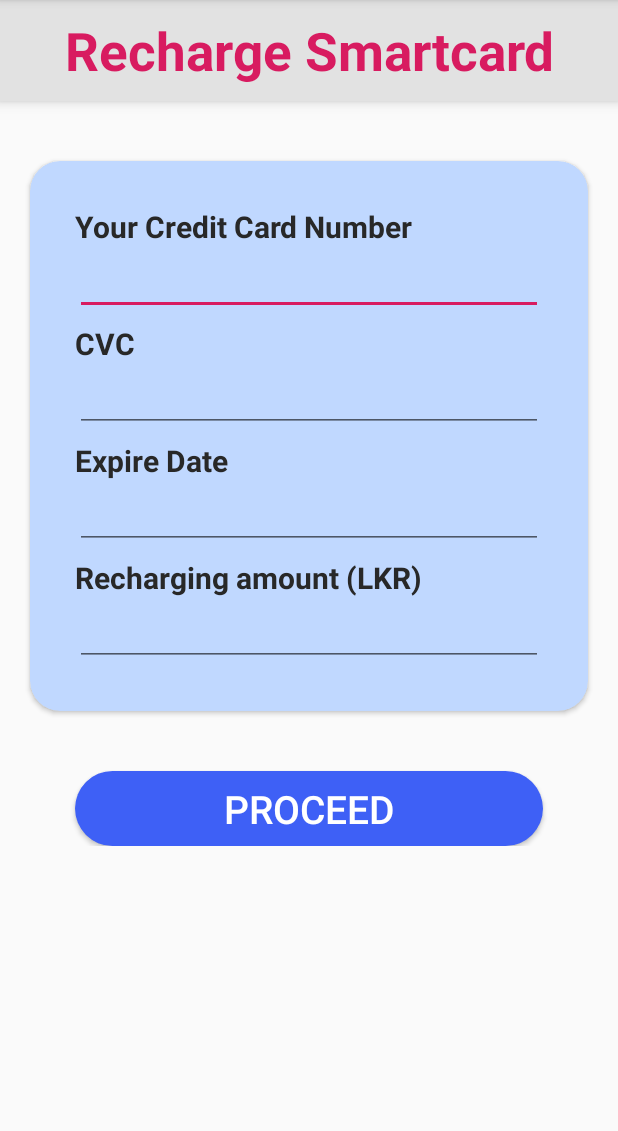
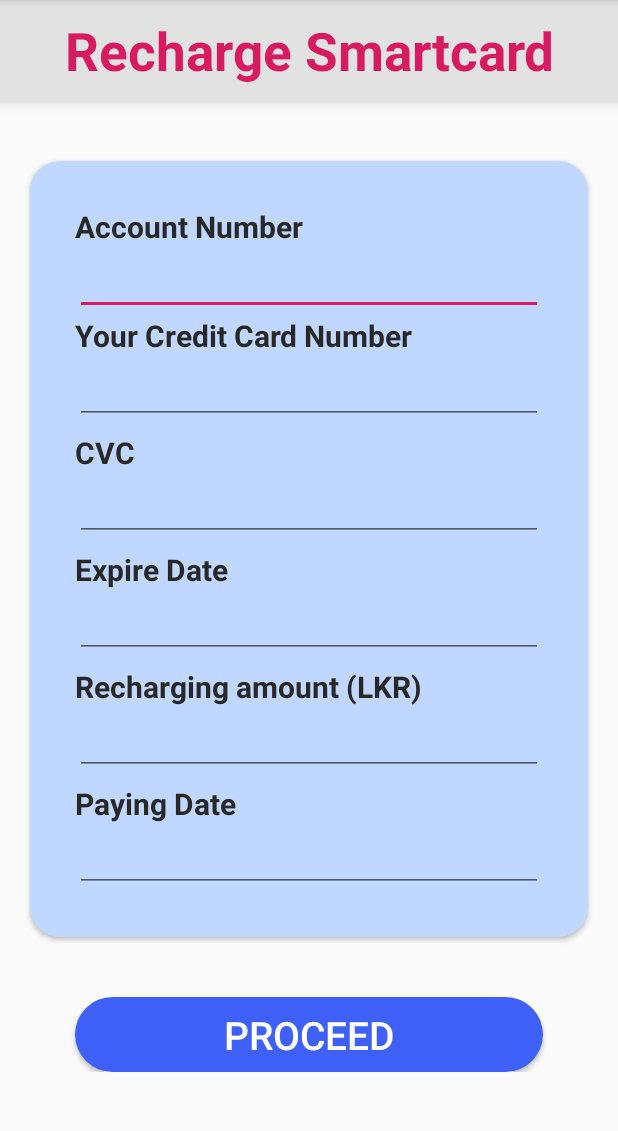
Before and after one commit to iSathsara/mobile_version_of_ticketing_application, an Android app: the Recharge screen opened directly, with no data from a screen before it, after a tap on "PROCEED", on a phone screen of 412 x 824 dp, the part 84-1215 px from its top. Run offline under Robolectric (Android 15) with nearby library versions, the phone set to English and light mode, and no system bars; 1 statement that could not run was skipped.

Commit message:
db completed part ii

```diff
--- a/app/src/main/java/com/example/csse_app/ApiClient.java
+++ b/app/src/main/java/com/example/csse_app/ApiClient.java
@@ -7,6 +7,7 @@ import retrofit2.converter.gson.GsonConverterFactory;
 
 public class ApiClient {
 
+    // act as a helper class to communicating with database.
     private static Retrofit getRetrofit(){
 
 
--- a/app/src/main/java/com/example/csse_app/JsonPlaceHolderApi.java
+++ b/app/src/main/java/com/example/csse_app/JsonPlaceHolderApi.java
@@ -3,6 +3,7 @@ package com.example.csse_app;
 import java.util.List;
 
 import retrofit2.Call;
+import retrofit2.Response;
 import retrofit2.http.GET;
 
 
@@ -11,4 +12,7 @@ public interface JsonPlaceHolderApi {
     @GET("/journey")  // last part of url according to page
     Call<List<Posts>> getPosts();
 
+    @GET("/local")
+    Call<Response> getBalance();
+
 }
--- a/app/src/main/java/com/example/csse_app/LoginActivity.java
+++ b/app/src/main/java/com/example/csse_app/LoginActivity.java
@@ -32,7 +32,7 @@ public class LoginActivity extends AppCompatActivity {
         loginBtn.setOnClickListener(new View.OnClickListener() {
             @Override
             public void onClick(View view) {
-                if(username.getText().toString().equals("admin") && password.getText().toString().equals("admin")){
+                if(username.getText().toString().equals("982652111v") && password.getText().toString().equals("admin")){
                     gotoDashboard();
                     username.setText("");
                     password.setText("");
--- a/app/src/main/java/com/example/csse_app/Posts.java
+++ b/app/src/main/java/com/example/csse_app/Posts.java
@@ -8,11 +8,11 @@ public class Posts {
     private String jendPosition;
     private String jdate;
     private String jfare;
+    private int balance;
 
+    public int getBalance() { return balance; }
 
-    public int getId() {
-        return id;
-    }
+    public int getId() { return id; }
 
     public String getJstartPosition() {
         return jstartPosition;
--- a/app/src/main/java/com/example/csse_app/Recharge.java
+++ b/app/src/main/java/com/example/csse_app/Recharge.java
@@ -6,11 +6,14 @@ import androidx.appcompat.app.AppCompatActivity;
 import android.app.DatePickerDialog;
 import android.content.Intent;
 import android.os.Bundle;
+import android.text.TextUtils;
 import android.view.View;
 import android.widget.Button;
 import android.widget.DatePicker;
 import android.widget.EditText;
 import android.widget.Toast;
+
+import com.google.android.material.snackbar.Snackbar;
 
 import java.text.SimpleDateFormat;
 import java.util.Calendar;
@@ -23,10 +26,12 @@ public class Recharge extends AppCompatActivity {
 
     private Button proceed;
     final Calendar myCalendar = Calendar.getInstance();
+    private EditText editAccountNo;
     private EditText expDate;
     private EditText editTextCardNo;
     private EditText editTextCvc;
     private EditText editTextAmount;
+    private EditText paymentDate;
 
     @Override
     protected void onCreate(Bundle savedInstanceState) {
@@ -35,10 +40,12 @@ public class Recharge extends AppCompatActivity {
 
         // initialize with corresponding IDs
         proceed = (Button) findViewById(R.id.recharge_proceed_btn);
+        editAccountNo = findViewById(R.id.account_no_input);
         expDate = findViewById(R.id.credit_expire_input);
         editTextCardNo = (EditText) findViewById(R.id.credit_card_no_input);
         editTextCvc = (EditText) findViewById(R.id.credit_cvc_input);
         editTextAmount = (EditText) findViewById(R.id.credit_amount_input);
+        paymentDate = findViewById(R.id.payment_date_input);
 
         proceed.setOnClickListener(new View.OnClickListener() {
             @Override
@@ -49,7 +56,15 @@ public class Recharge extends AppCompatActivity {
             }
         });
 
+        // datepickers for expdate and paying date
         expDate.setOnClickListener(new View.OnClickListener() {
+            @Override
+            public void onClick(View view) {
+                new DatePickerDialog(Recharge.this, date, myCalendar.get(Calendar.YEAR),myCalendar.get(Calendar.MONTH),myCalendar.get(Calendar.DAY_OF_MONTH)).show();
+            }
+        });
+
+        paymentDate.setOnClickListener(new View.OnClickListener() {
             @Override
             public void onClick(View view) {
                 new DatePickerDialog(Recharge.this, date, myCalendar.get(Calendar.YEAR),myCalendar.get(Calendar.MONTH),myCalendar.get(Calendar.DAY_OF_MONTH)).show();
@@ -62,14 +77,17 @@ public class Recharge extends AppCompatActivity {
 
         UserRequests userRequests = new UserRequests();
 
-        userRequests.setCardnum(editTextCardNo.getText().toString());
+        userRequests.setCardnum(editAccountNo.getText().toString());
+        userRequests.setCcnum(editTextCardNo.getText().toString());
         userRequests.setCvv(editTextCvc.getText().toString());
         userRequests.setExdate(expDate.getText().toString());
         userRequests.setAmount(editTextAmount.getText().toString());
+        userRequests.setDates(paymentDate.getText().toString());
 
         return userRequests;
     }
 
+    // implementation of saving data into the idatabase.
     public void saveDetails(UserRequests userRequests){
         Call<UserResponse> userResponseCall = ApiClient.getUserService().saveDetails(userRequests);
         userResponseCall.enqueue(new Callback<UserResponse>() {
@@ -80,6 +98,7 @@ public class Recharge extends AppCompatActivity {
                     editTextCardNo.setText("");
                     editTextCvc.setText("");
                     editTextAmount.setText("");
+                    editAccountNo.setText("");
                     //startActivity(new Intent(Recharge.this, MainActivity.class));
                 }
                 else{
@@ -112,7 +131,7 @@ public class Recharge extends AppCompatActivity {
 
     }
 
-    // display alert dialog
+    // display alert dialog after finishing recharge
     private void showAlert(){
 
         AlertDialog.Builder alert = new AlertDialog.Builder(this);
--- a/app/src/main/java/com/example/csse_app/UserRequests.java
+++ b/app/src/main/java/com/example/csse_app/UserRequests.java
@@ -3,18 +3,29 @@ package com.example.csse_app;
 public class UserRequests {
 
     // API filed names should be here
+
     private String cardnum;
+    private String ccnum;
     private String cvv;
     private String exdate;
     private String amount;
-
-    public String getCardnum() {
-        return cardnum;
-    }
+    private String dates;
 
     public void setCardnum(String cardnum) {
         this.cardnum = cardnum;
     }
+
+    public void setDates(String dates) {
+        this.dates = dates;
+    }
+
+    public String getCardnum() { return cardnum; }
+
+    public String getCcnum() { return ccnum; }
+
+    public void setCcnum(String ccnum) { this.ccnum = ccnum; }
+
+    public String getDates() { return dates; }
 
     public String getCvv() {
         return cvv;
--- a/app/src/main/java/com/example/csse_app/UserService.java
+++ b/app/src/main/java/com/example/csse_app/UserService.java
@@ -4,8 +4,11 @@ import retrofit2.Call;
 import retrofit2.http.Body;
 import retrofit2.http.POST;
 
+// interface for user functionalities
 public interface UserService {
 
     @POST("/recharge")
     Call<UserResponse> saveDetails(@Body UserRequests userRequests);
+
+
 }
--- a/app/src/main/res/layout-land/activity_recharge.xml
+++ b/app/src/main/res/layout-land/activity_recharge.xml
@@ -44,6 +44,21 @@
                     android:layout_height="wrap_content"
                     android:layout_margin="30dp"
                     android:orientation="vertical">
+
+                    <androidx.appcompat.widget.AppCompatTextView
+                        android:layout_width="match_parent"
+                        android:layout_height="wrap_content"
+                        android:textColor="#282828"
+                        android:textStyle="bold"
+                        android:textSize="20dp"
+                        android:text="Account Number" />
+
+                    <androidx.appcompat.widget.AppCompatEditText
+                        android:id="@+id/account_no_input"
+                        android:layout_width="match_parent"
+                        android:layout_height="wrap_content"
+                        android:inputType="number"
+                        />
 
                     <androidx.appcompat.widget.AppCompatTextView
                         android:layout_width="match_parent"
@@ -108,6 +123,22 @@
                         android:layout_height="wrap_content"
                         android:inputType="numberDecimal"/>
 
+                    <androidx.appcompat.widget.AppCompatTextView
+                        android:layout_width="match_parent"
+                        android:layout_height="wrap_content"
+                        android:textColor=" #282828"
+                        android:layout_marginTop="5dp"
+                        android:textStyle="bold"
+                        android:textSize="20dp"
+                        android:text="Paying Date" />
+
+                    <EditText
+                        android:id="@+id/payment_date_input"
+                        android:layout_width="match_parent"
+                        android:layout_height="wrap_content"
+                        android:clickable="true"
+                        android:focusable="false"/>
+
                 </androidx.appcompat.widget.LinearLayoutCompat>
 
             </androidx.cardview.widget.CardView>
--- a/app/src/main/res/layout/activity_main.xml
+++ b/app/src/main/res/layout/activity_main.xml
@@ -81,8 +81,8 @@
                             android:layout_height="wrap_content"
                             android:textColor=" #282828"
                             android:textStyle="bold"
-                            android:text="xxxx xxxx xxxx xxxx"
-                            android:textSize="20dp"
+                            android:text="982652111 V"
+                            android:textSize="25dp"
                             android:paddingTop="20dp"
                             android:layout_weight="1"/>
 
@@ -111,7 +111,7 @@
                             android:layout_height="wrap_content"
                             android:textColor=" #282828"
                             android:textStyle="bold"
-                            android:text="1200.00"
+                            android:text="1500.00"
                             android:textSize="30dp"
                             android:paddingTop="20dp"
                             android:layout_weight="1"/>
--- a/app/src/main/res/layout/activity_recharge.xml
+++ b/app/src/main/res/layout/activity_recharge.xml
@@ -44,6 +44,21 @@
                     android:layout_height="wrap_content"
                     android:layout_margin="30dp"
                     android:orientation="vertical">
+
+                    <androidx.appcompat.widget.AppCompatTextView
+                        android:layout_width="match_parent"
+                        android:layout_height="wrap_content"
+                        android:textColor="#282828"
+                        android:textStyle="bold"
+                        android:textSize="20dp"
+                        android:text="Account Number" />
+
+                    <androidx.appcompat.widget.AppCompatEditText
+                        android:id="@+id/account_no_input"
+                        android:layout_width="match_parent"
+                        android:layout_height="wrap_content"
+                        android:inputType="number"
+                        />
 
                     <androidx.appcompat.widget.AppCompatTextView
                         android:layout_width="match_parent"
@@ -107,6 +122,22 @@
                         android:layout_height="wrap_content"
                         android:inputType="numberDecimal"/>
 
+                    <androidx.appcompat.widget.AppCompatTextView
+                        android:layout_width="match_parent"
+                        android:layout_height="wrap_content"
+                        android:textColor=" #282828"
+                        android:layout_marginTop="5dp"
+                        android:textStyle="bold"
+                        android:textSize="20dp"
+                        android:text="Paying Date" />
+
+                    <EditText
+                        android:id="@+id/payment_date_input"
+                        android:layout_width="match_parent"
+                        android:layout_height="wrap_content"
+                        android:clickable="true"
+                        android:focusable="false"/>
+
                 </androidx.appcompat.widget.LinearLayoutCompat>
 
             </androidx.cardview.widget.CardView>
```
Also changed, not shown: app/src/main/java/com/example/csse_app/JourneyHistory.java (+4 -11 lines), app/src/main/java/com/example/csse_app/UserResponse.java (+14 -5 lines).
